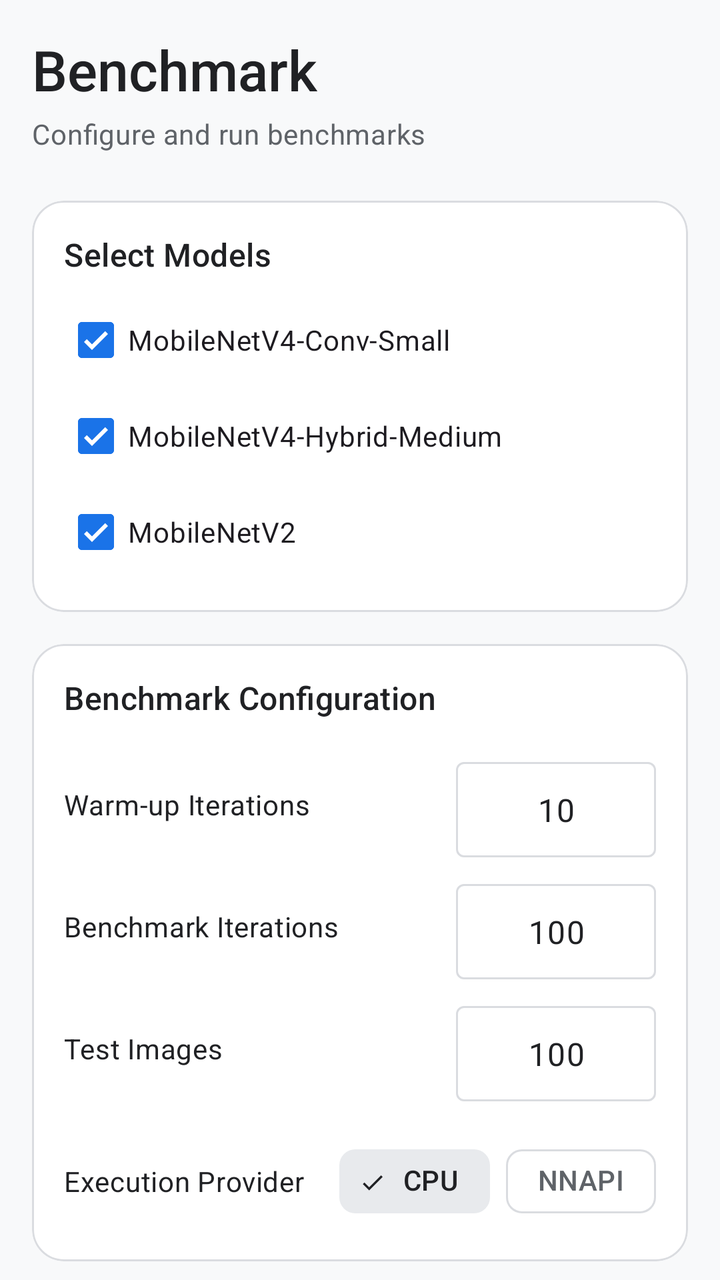
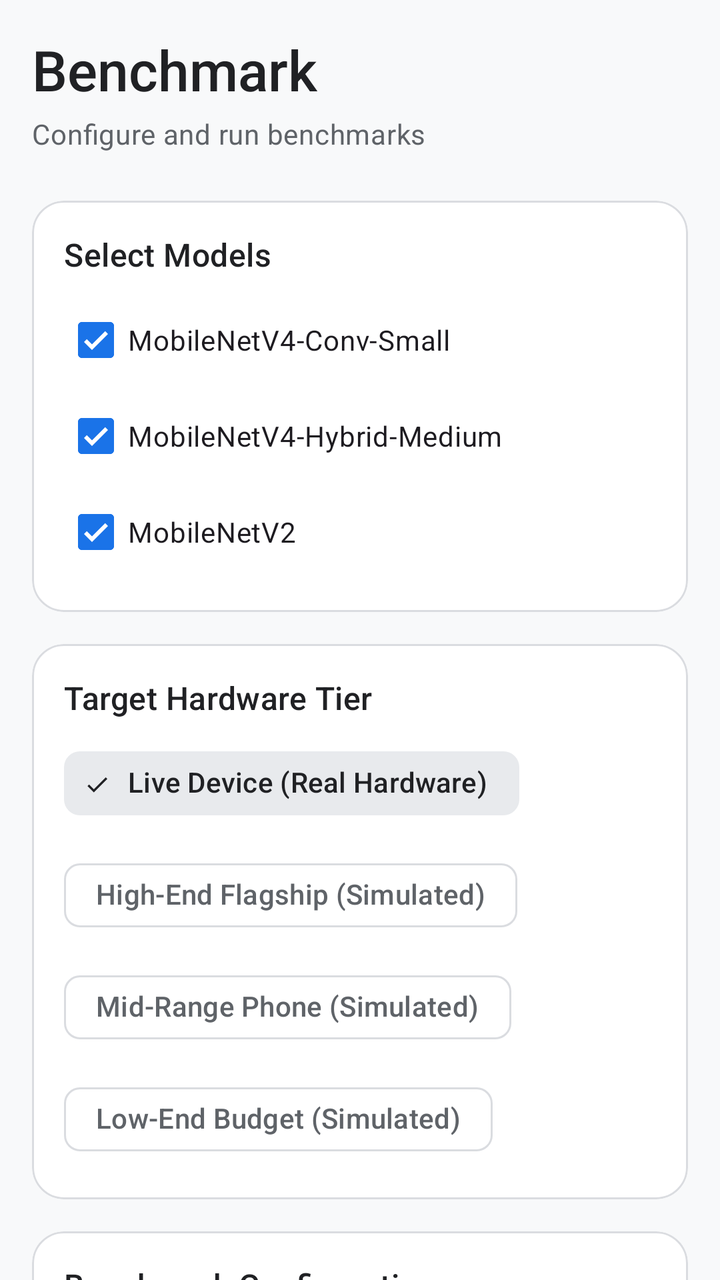

The first picture is an Android layout as it rendered before a commit; the second is the same layout after the commit. The layout source and the unified diff follow.
<!-- AndroidManifest.xml: application theme Theme.MobileNetLab -->
<!-- res/layout/fragment_benchmark.xml -->
<?xml version="1.0" encoding="utf-8"?>
<androidx.core.widget.NestedScrollView
    xmlns:android="http://schemas.android.com/apk/res/android"
    xmlns:app="http://schemas.android.com/apk/res-auto"
    android:layout_width="match_parent"
    android:layout_height="match_parent"
    android:background="@color/background"
    android:fillViewport="true">

    <LinearLayout
        android:layout_width="match_parent"
        android:layout_height="wrap_content"
        android:orientation="vertical"
        android:padding="@dimen/spacing_md">

        
        <TextView
            android:layout_width="wrap_content"
            android:layout_height="wrap_content"
            android:text="@string/nav_benchmark"
            android:textAppearance="@style/TextAppearance.Material3.HeadlineMedium"
            android:textColor="@color/on_surface"
            android:fontFamily="sans-serif-medium" />

        <TextView
            android:layout_width="wrap_content"
            android:layout_height="wrap_content"
            android:text="Configure and run benchmarks"
            android:textAppearance="@style/TextAppearance.Material3.BodyMedium"
            android:textColor="@color/on_surface_variant"
            android:layout_marginTop="@dimen/spacing_xs" />

        
        <com.google.android.material.card.MaterialCardView
            style="@style/Widget.MobileNetLab.Card"
            android:layout_width="match_parent"
            android:layout_height="wrap_content"
            android:layout_marginTop="@dimen/spacing_lg">

            <LinearLayout
                android:layout_width="match_parent"
                android:layout_height="wrap_content"
                android:orientation="vertical"
                android:padding="@dimen/card_inner_padding">

                <TextView
                    android:layout_width="wrap_content"
                    android:layout_height="wrap_content"
                    android:text="@string/select_models"
                    style="@style/TextAppearance.MobileNetLab.SectionHeader" />

                <com.google.android.material.checkbox.MaterialCheckBox
                    android:id="@+id/cb_conv_small"
                    android:layout_width="match_parent"
                    android:layout_height="wrap_content"
                    android:text="MobileNetV4-Conv-Small"
                    android:checked="true"
                    android:layout_marginTop="@dimen/spacing_sm" />

                <com.google.android.material.checkbox.MaterialCheckBox
                    android:id="@+id/cb_hybrid_medium"
                    android:layout_width="match_parent"
                    android:layout_height="wrap_content"
                    android:text="MobileNetV4-Hybrid-Medium"
                    android:checked="true" />

                <com.google.android.material.checkbox.MaterialCheckBox
                    android:id="@+id/cb_mobilenetv2"
                    android:layout_width="match_parent"
                    android:layout_height="wrap_content"
                    android:text="MobileNetV2"
                    android:checked="true" />
            </LinearLayout>
        </com.google.android.material.card.MaterialCardView>

        
        <com.google.android.material.card.MaterialCardView
            style="@style/Widget.MobileNetLab.Card"
            android:layout_width="match_parent"
            android:layout_height="wrap_content"
            android:layout_marginTop="@dimen/spacing_md">

            <LinearLayout
                android:layout_width="match_parent"
                android:layout_height="wrap_content"
                android:orientation="vertical"
                android:padding="@dimen/card_inner_padding">

                <TextView
                    android:layout_width="wrap_content"
                    android:layout_height="wrap_content"
                    android:text="@string/benchmark_config"
                    style="@style/TextAppearance.MobileNetLab.SectionHeader" />

                
                <LinearLayout
                    android:layout_width="match_parent"
                    android:layout_height="wrap_content"
                    android:orientation="horizontal"
                    android:gravity="center_vertical"
                    android:layout_marginTop="@dimen/spacing_md">
                    <TextView
                        android:layout_width="0dp"
                        android:layout_height="wrap_content"
                        android:layout_weight="1"
                        android:text="@string/warmup_iterations"
                        android:textAppearance="@style/TextAppearance.Material3.BodyMedium"
                        android:textColor="@color/on_surface" />
                    <com.google.android.material.textfield.TextInputLayout
                        android:layout_width="100dp"
                        android:layout_height="wrap_content"
                        style="@style/Widget.Material3.TextInputLayout.OutlinedBox.Dense">
                        <com.google.android.material.textfield.TextInputEditText
                            android:id="@+id/et_warmup"
                            android:layout_width="match_parent"
                            android:layout_height="wrap_content"
                            android:inputType="number"
                            android:text="10"
                            android:textAlignment="center" />
                    </com.google.android.material.textfield.TextInputLayout>
                </LinearLayout>

                
                <LinearLayout
                    android:layout_width="match_parent"
                    android:layout_height="wrap_content"
                    android:orientation="horizontal"
                    android:gravity="center_vertical"
                    android:layout_marginTop="@dimen/spacing_sm">
                    <TextView
                        android:layout_width="0dp"
                        android:layout_height="wrap_content"
                        android:layout_weight="1"
                        android:text="@string/benchmark_iterations"
                        android:textAppearance="@style/TextAppearance.Material3.BodyMedium"
                        android:textColor="@color/on_surface" />
                    <com.google.android.material.textfield.TextInputLayout
                        android:layout_width="100dp"
                        android:layout_height="wrap_content"
                        style="@style/Widget.Material3.TextInputLayout.OutlinedBox.Dense">
                        <com.google.android.material.textfield.TextInputEditText
                            android:id="@+id/et_iterations"
                            android:layout_width="match_parent"
                            android:layout_height="wrap_content"
                            android:inputType="number"
                            android:text="100"
                            android:textAlignment="center" />
                    </com.google.android.material.textfield.TextInputLayout>
                </LinearLayout>

                
                <LinearLayout
                    android:layout_width="match_parent"
                    android:layout_height="wrap_content"
                    android:orientation="horizontal"
                    android:gravity="center_vertical"
                    android:layout_marginTop="@dimen/spacing_sm">
                    <TextView
                        android:layout_width="0dp"
                        android:layout_height="wrap_content"
                        android:layout_weight="1"
                        android:text="@string/num_test_images"
                        android:textAppearance="@style/TextAppearance.Material3.BodyMedium"
                        android:textColor="@color/on_surface" />
                    <com.google.android.material.textfield.TextInputLayout
                        android:layout_width="100dp"
                        android:layout_height="wrap_content"
                        style="@style/Widget.Material3.TextInputLayout.OutlinedBox.Dense">
                        <com.google.android.material.textfield.TextInputEditText
                            android:id="@+id/et_test_images"
                            android:layout_width="match_parent"
                            android:layout_height="wrap_content"
                            android:inputType="number"
                            android:text="100"
                            android:textAlignment="center" />
                    </com.google.android.material.textfield.TextInputLayout>
                </LinearLayout>

                
                <LinearLayout
                    android:layout_width="match_parent"
                    android:layout_height="wrap_content"
                    android:orientation="horizontal"
                    android:gravity="center_vertical"
                    android:layout_marginTop="@dimen/spacing_md">
                    <TextView
                        android:layout_width="0dp"
                        android:layout_height="wrap_content"
                        android:layout_weight="1"
                        android:text="@string/execution_provider"
                        android:textAppearance="@style/TextAppearance.Material3.BodyMedium"
                        android:textColor="@color/on_surface" />
                    <com.google.android.material.chip.ChipGroup
                        android:id="@+id/chip_group_provider"
                        android:layout_width="wrap_content"
                        android:layout_height="wrap_content"
                        app:singleSelection="true"
                        app:selectionRequired="true">
                        <com.google.android.material.chip.Chip
                            android:id="@+id/chip_cpu"
                            android:layout_width="wrap_content"
                            android:layout_height="wrap_content"
                            android:text="@string/cpu_provider"
                            style="@style/Widget.Material3.Chip.Filter"
                            android:checked="true" />
                        <com.google.android.material.chip.Chip
                            android:id="@+id/chip_nnapi"
                            android:layout_width="wrap_content"
                            android:layout_height="wrap_content"
                            android:text="@string/nnapi_provider"
                            style="@style/Widget.Material3.Chip.Filter" />
                    </com.google.android.material.chip.ChipGroup>
                </LinearLayout>
            </LinearLayout>
        </com.google.android.material.card.MaterialCardView>

        
        <com.google.android.material.card.MaterialCardView
            android:id="@+id/card_progress"
            style="@style/Widget.MobileNetLab.Card"
            android:layout_width="match_parent"
            android:layout_height="wrap_content"
            android:layout_marginTop="@dimen/spacing_md"
            android:visibility="gone">

            <LinearLayout
                android:layout_width="match_parent"
                android:layout_height="wrap_content"
                android:orientation="vertical"
                android:padding="@dimen/card_inner_padding">

                <TextView
                    android:layout_width="wrap_content"
                    android:layout_height="wrap_content"
                    android:text="@string/benchmark_progress"
                    style="@style/TextAppearance.MobileNetLab.SectionHeader" />

                <TextView
                    android:id="@+id/tv_progress_status"
                    android:layout_width="match_parent"
                    android:layout_height="wrap_content"
                    android:layout_marginTop="@dimen/spacing_sm"
                    android:textAppearance="@style/TextAppearance.Material3.BodyMedium"
                    android:textColor="@color/on_surface" />

                <com.google.android.material.progressindicator.LinearProgressIndicator
                    android:id="@+id/progress_benchmark"
                    android:layout_width="match_parent"
                    android:layout_height="wrap_content"
                    android:layout_marginTop="@dimen/spacing_sm"
                    app:trackCornerRadius="4dp"
                    app:trackThickness="8dp" />

                <TextView
                    android:id="@+id/tv_progress_detail"
                    android:layout_width="match_parent"
                    android:layout_height="wrap_content"
                    android:layout_marginTop="@dimen/spacing_xs"
                    android:textAppearance="@style/TextAppearance.Material3.BodySmall"
                    android:textColor="@color/on_surface_variant" />
            </LinearLayout>
        </com.google.android.material.card.MaterialCardView>

        
        <LinearLayout
            android:layout_width="match_parent"
            android:layout_height="wrap_content"
            android:orientation="horizontal"
            android:layout_marginTop="@dimen/spacing_lg"
            android:layout_marginBottom="@dimen/spacing_md">

            <com.google.android.material.button.MaterialButton
                android:id="@+id/btn_start_benchmark"
                style="@style/Widget.MobileNetLab.Button"
                android:layout_width="0dp"
                android:layout_height="56dp"
                android:layout_weight="1"
                android:text="@string/start_benchmark"
                android:textAllCaps="false" />

            <com.google.android.material.button.MaterialButton
                android:id="@+id/btn_stop_benchmark"
                style="@style/Widget.MobileNetLab.Button.Outlined"
                android:layout_width="wrap_content"
                android:layout_height="56dp"
                android:layout_marginStart="@dimen/spacing_sm"
                android:text="@string/stop_benchmark"
                android:textAllCaps="false"
                android:visibility="gone" />
        </LinearLayout>

    </LinearLayout>
</androidx.core.widget.NestedScrollView>
<!-- resources referenced by this layout -->
<resources>
  <color name="background">#F8F9FA</color>
  <color name="on_surface">#202124</color>
  <color name="on_surface_variant">#5F6368</color>
  <dimen name="card_inner_padding">16dp</dimen>
  <dimen name="spacing_lg">24dp</dimen>
  <dimen name="spacing_md">16dp</dimen>
  <dimen name="spacing_sm">8dp</dimen>
  <dimen name="spacing_xs">4dp</dimen>
  <string name="benchmark_config">Benchmark Configuration</string>
  <string name="benchmark_iterations">Benchmark Iterations</string>
  <string name="benchmark_progress">Benchmark Progress</string>
  <string name="cpu_provider">CPU</string>
  <string name="execution_provider">Execution Provider</string>
  <string name="nav_benchmark">Benchmark</string>
  <string name="nnapi_provider">NNAPI</string>
  <string name="num_test_images">Test Images</string>
  <string name="select_models">Select Models</string>
  <string name="start_benchmark">Start Benchmark</string>
  <string name="stop_benchmark">Stop Benchmark</string>
  <string name="warmup_iterations">Warm-up Iterations</string>
  <style name="TextAppearance.MobileNetLab.SectionHeader" parent="TextAppearance.Material3.TitleMedium">
          <item name="android:textColor">@color/on_surface</item>
          <item name="android:textSize">16sp</item>
          <item name="android:fontFamily">sans-serif-medium</item>
      </style>
  <style name="Widget.MobileNetLab.Button" parent="Widget.Material3.Button">
          <item name="cornerRadius">12dp</item>
      </style>
  <style name="Widget.MobileNetLab.Button.Outlined" parent="Widget.Material3.Button.OutlinedButton">
          <item name="cornerRadius">12dp</item>
          <item name="strokeColor">@color/outline</item>
      </style>
  <style name="Widget.MobileNetLab.Card" parent="Widget.Material3.CardView.Elevated">
          <item name="cardCornerRadius">16dp</item>
          <item name="cardElevation">0dp</item>
          <item name="strokeWidth">1dp</item>
          <item name="strokeColor">@color/outline</item>
          <item name="cardBackgroundColor">@color/surface</item>
      </style>
  <style name="Theme.MobileNetLab" parent="Base.Theme.MobileNetLab" />
  <color name="outline">#DADCE0</color>
  <color name="surface">#FFFFFF</color>
  <color name="primary">#1A73E8</color>
  <color name="primary_variant">#1557B0</color>
  <color name="on_primary">#FFFFFF</color>
  <color name="primary_container">#D3E3FD</color>
  <color name="on_primary_container">#041E49</color>
  <color name="secondary">#5F6368</color>
  <color name="secondary_variant">#3C4043</color>
  <color name="on_secondary">#FFFFFF</color>
  <color name="secondary_container">#E8EAED</color>
  <color name="on_secondary_container">#202124</color>
  <color name="surface_variant">#F8F9FA</color>
  <color name="error">#D93025</color>
  <color name="on_error">#FFFFFF</color>
  <color name="error_container">#FCE8E6</color>
  <color name="outline_variant">#E8EAED</color>
  <color name="on_background">#202124</color>
  <color name="status_bar_color">#FFFFFF</color>
  <color name="nav_bar_color">#FFFFFF</color>
  <!-- unchanged entries left out for length: 1 -->
</resources>

<!-- the commit's change to res/layout/fragment_benchmark.xml (unified diff, before → after) -->
@@ -70,6 +70,61 @@
                     android:layout_height="wrap_content"
                     android:text="MobileNetV2"
                     android:checked="true" />
+            </LinearLayout>
+        </com.google.android.material.card.MaterialCardView>
+
+        
+        <com.google.android.material.card.MaterialCardView
+            style="@style/Widget.MobileNetLab.Card"
+            android:layout_width="match_parent"
+            android:layout_height="wrap_content"
+            android:layout_marginTop="@dimen/spacing_md">
+
+            <LinearLayout
+                android:layout_width="match_parent"
+                android:layout_height="wrap_content"
+                android:orientation="vertical"
+                android:padding="@dimen/card_inner_padding">
+
+                <TextView
+                    android:layout_width="wrap_content"
+                    android:layout_height="wrap_content"
+                    android:text="@string/hardware_tier"
+                    style="@style/TextAppearance.MobileNetLab.SectionHeader" />
+
+                <com.google.android.material.chip.ChipGroup
+                    android:id="@+id/chip_group_hardware_tier"
+                    android:layout_width="match_parent"
+                    android:layout_height="wrap_content"
+                    android:layout_marginTop="@dimen/spacing_sm"
+                    app:singleSelection="true"
+                    app:selectionRequired="true">
+                    <com.google.android.material.chip.Chip
+                        android:id="@+id/chip_tier_live"
+                        style="@style/Widget.Material3.Chip.Filter"
+                        android:layout_width="wrap_content"
+                        android:layout_height="wrap_content"
+                        android:checked="true"
+                        android:text="@string/tier_live" />
+                    <com.google.android.material.chip.Chip
+                        android:id="@+id/chip_tier_high"
+                        style="@style/Widget.Material3.Chip.Filter"
+                        android:layout_width="wrap_content"
+                        android:layout_height="wrap_content"
+                        android:text="@string/tier_high" />
+                    <com.google.android.material.chip.Chip
+                        android:id="@+id/chip_tier_mid"
+                        style="@style/Widget.Material3.Chip.Filter"
+                        android:layout_width="wrap_content"
+                        android:layout_height="wrap_content"
+                        android:text="@string/tier_mid" />
+                    <com.google.android.material.chip.Chip
+                        android:id="@+id/chip_tier_low"
+                        style="@style/Widget.Material3.Chip.Filter"
+                        android:layout_width="wrap_content"
+                        android:layout_height="wrap_content"
+                        android:text="@string/tier_low" />
+                </com.google.android.material.chip.ChipGroup>
             </LinearLayout>
         </com.google.android.material.card.MaterialCardView>
 
<!-- resource entries referenced after the edit -->
@@ -13,12 +13,17 @@
   <string name="benchmark_progress">Benchmark Progress</string>
   <string name="cpu_provider">CPU</string>
   <string name="execution_provider">Execution Provider</string>
+  <string name="hardware_tier">Target Hardware Tier</string>
   <string name="nav_benchmark">Benchmark</string>
   <string name="nnapi_provider">NNAPI</string>
   <string name="num_test_images">Test Images</string>
   <string name="select_models">Select Models</string>
   <string name="start_benchmark">Start Benchmark</string>
   <string name="stop_benchmark">Stop Benchmark</string>
+  <string name="tier_high">High-End Flagship (Simulated)</string>
+  <string name="tier_live">Live Device (Real Hardware)</string>
+  <string name="tier_low">Low-End Budget (Simulated)</string>
+  <string name="tier_mid">Mid-Range Phone (Simulated)</string>
   <string name="warmup_iterations">Warm-up Iterations</string>
   <style name="TextAppearance.MobileNetLab.SectionHeader" parent="TextAppearance.Material3.TitleMedium">
           <item name="android:textColor">@color/on_surface</item>
